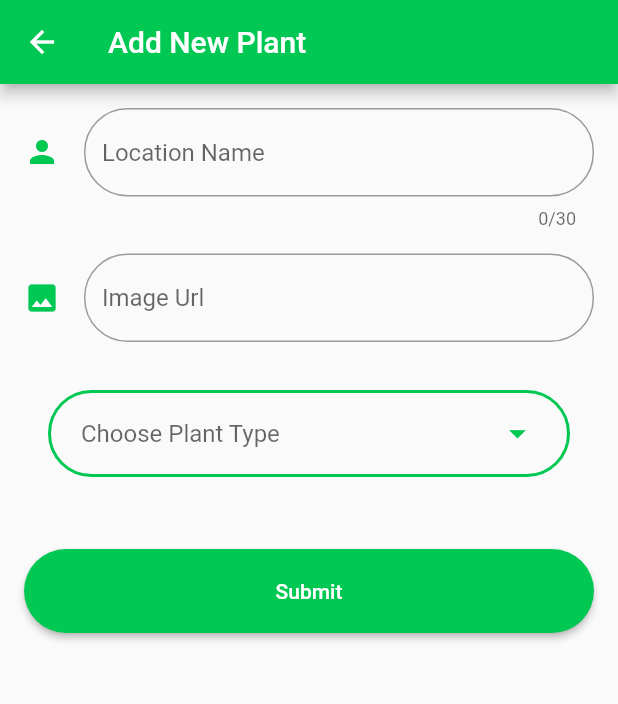
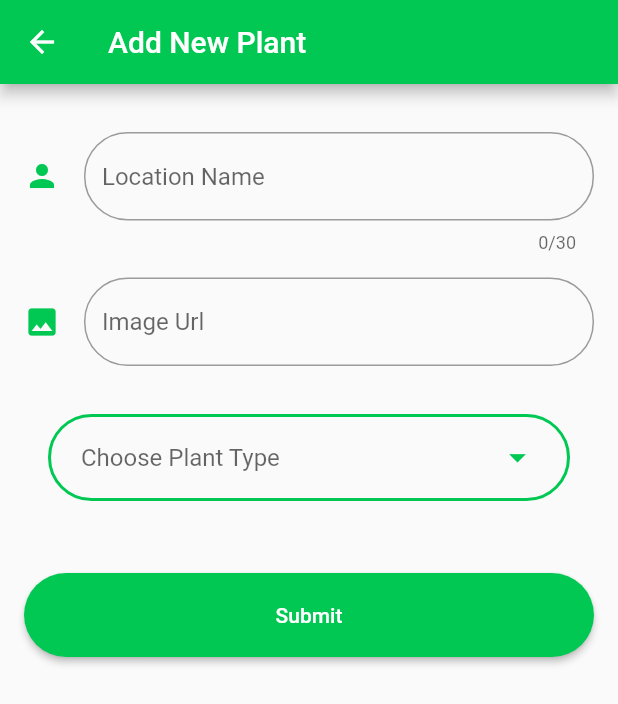
Before and after one commit to Daniel35Joseph/GreenPlanet, a Flutter app: the AddLocation screen opened directly, on a phone screen of 412 x 824 dp. Shown: the top 704 px of the screen. Run offline on Flutter 3.47's test engine with Material 2 defaults, Android fonts, the phone set to English and light mode, and no system bars; our stand-ins replace cloud_firestore, firebase_auth, firebase_core, firebase_database, flutter_spinkit, fluttertoast and 1 more; accounts and stored records are empty.

```diff
--- a/lib/Screens/Pages/addLocation.dart
+++ b/lib/Screens/Pages/addLocation.dart
@@ -39,6 +39,7 @@ class _MainPageState extends State<AddLocation> {
           child: ListView(
             padding: EdgeInsets.all(16),
             children: [
+              const SizedBox(height: 16),
               buildTitle(),
               const SizedBox(height: 16),
               buildImage(),
--- a/lib/Screens/Pages/locationScreen.dart
+++ b/lib/Screens/Pages/locationScreen.dart
@@ -32,8 +32,11 @@ class _LocationsState extends State<LocationScreen>{
       child: ListTile(
         contentPadding: EdgeInsets.all(16),
         leading: CircleAvatar(
+          backgroundColor: Colors.transparent,
           radius: 32,
-          backgroundImage: NetworkImage(location['Image']),
+          backgroundImage: NetworkImage(
+            location['Image'],
+          ),
         ),
         trailing: IconButton(
           icon: Icon(Icons.delete, color: Colors.red, size: 32),
```
